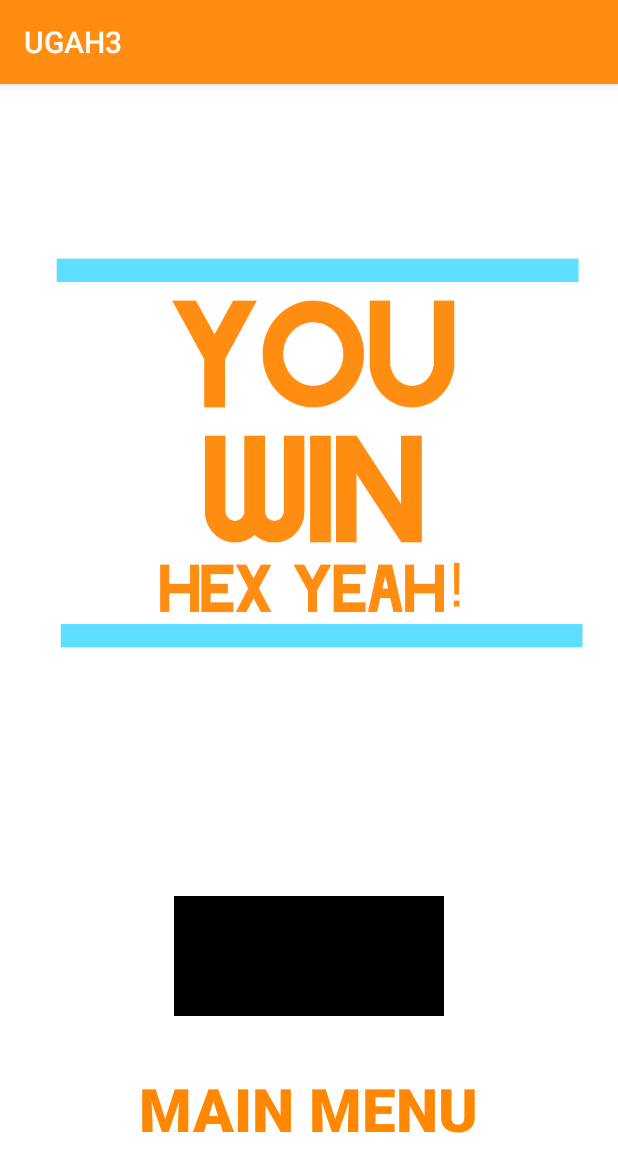
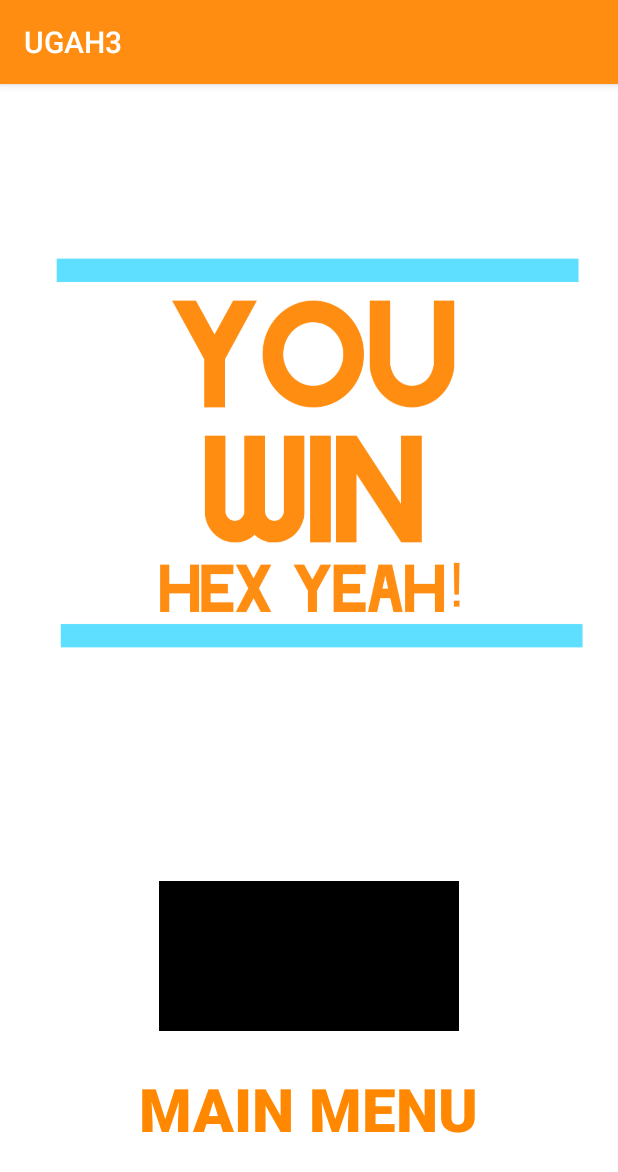
Before and after one commit to nbennett30/UGAH3, an Android app: the WinScreen screen opened directly, with no data from a screen before it, on a phone screen of 412 x 824 dp. Shown: the top 1172 px of the screen. Run offline under Robolectric (Android 15) with nearby library versions, the phone set to English and light mode, and no system bars; 1 statement that could not run was skipped.

Commit message:
added random color rectangle

```diff
--- a/app/src/main/java/com/bepis/ugah3/CameraActivity.java
+++ b/app/src/main/java/com/bepis/ugah3/CameraActivity.java
@@ -95,7 +95,7 @@ public class CameraActivity extends AppCompatActivity {
         Log.i("CameraActivity", "onCreate");
 
         setContentView(R.layout.activity_camera);
-        getActionBar().setTitle("Hex Hunter");
+        //getActionBar().setTitle("Hex Hunter");
         this.surfaceView = (SurfaceView) this.findViewById(R.id.surfaceView);
         this.cameraManager = (CameraManager) getSystemService(Context.CAMERA_SERVICE);
 
--- a/app/src/main/java/com/bepis/ugah3/WinScreen.java
+++ b/app/src/main/java/com/bepis/ugah3/WinScreen.java
@@ -17,7 +17,7 @@ public class WinScreen extends AppCompatActivity {
     protected void onCreate(Bundle savedInstanceState) {
         super.onCreate(savedInstanceState);
         setContentView(R.layout.activity_win_screen);
-        getActionBar().setTitle("Congratulations!");
+        //getActionBar().setTitle("Congratulations!");
 
         int color = (int) getIntent().getExtras().get("color");
 
--- a/app/src/main/res/drawable-v24/square.xml
+++ b/app/src/main/res/drawable-v24/square.xml
@@ -2,13 +2,6 @@
 <shape xmlns:android="http://schemas.android.com/apk/res/android"
     android:innerRadius="0dp"
     android:shape="rectangle"
-    android:thicknessRatio="1"
     android:useLevel="false" >
-    <solid
-        android:layout_height="20dp"
-        android:color="@android:color/white" />
-
-    <stroke
-        android:width="10dp"
-        android:color="@android:color/white" />
+    <solid android:color="@android:color/white" />
 </shape>
```
